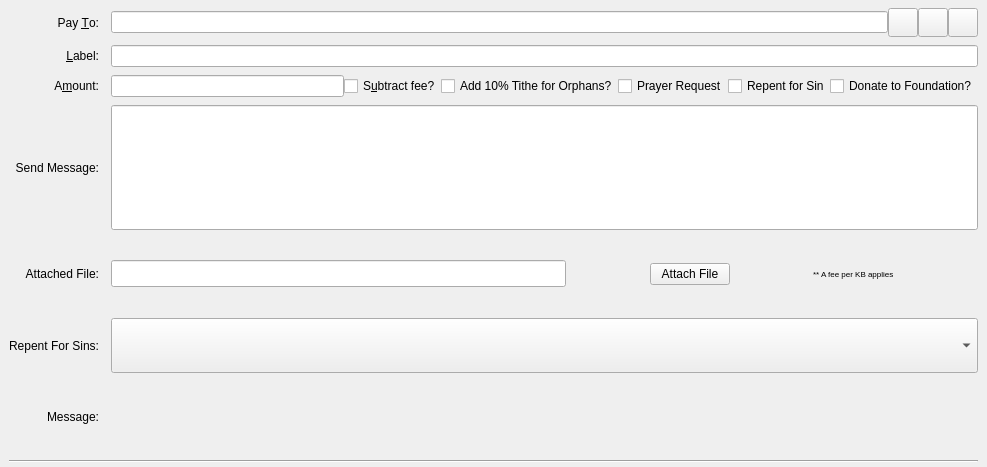
Old version of the form src/qt/forms/sendcoinsentry.ui in the repository biblepay/biblepay_legacy.
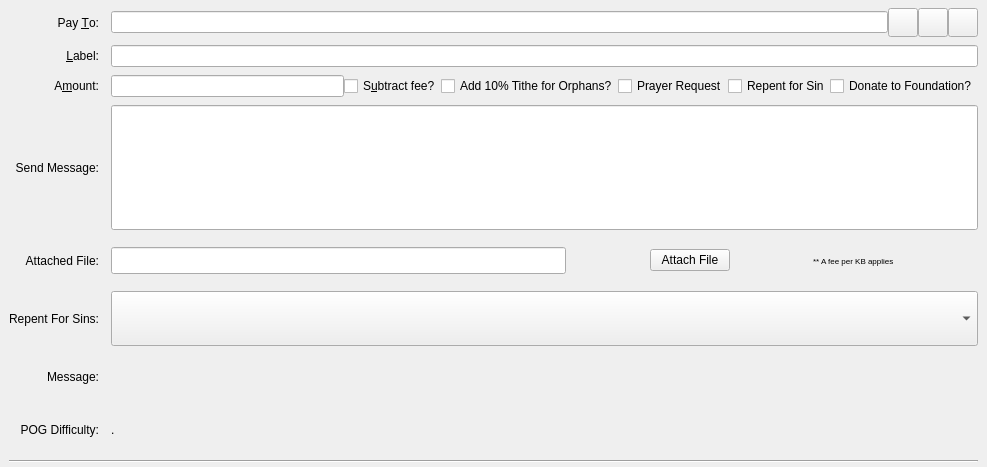
New version of the form. Custom widgets are drawn as their Qt base class.

```diff
--- a/src/qt/forms/sendcoinsentry.ui
+++ b/src/qt/forms/sendcoinsentry.ui
@@ -414,7 +414,7 @@
       </property>
      </widget>
     </item>
-    <item row="5" column="1">
+    <item row="6" column="1">
      <widget class="QLabel" name="messageTextLabel">
       <property name="toolTip">
        <string>A message that was attached to the Biblepay: URI which will be stored with the transaction for your reference. Note: This message will not be sent over the Biblepay network.</string>
@@ -424,7 +424,30 @@
       </property>
      </widget>
     </item>
-    <item row="7" column="0" colspan="2">
+    <item row="7" column="0">
+     <widget class="QLabel" name="lblPogDifficultyCaption">
+      <property name="text">
+       <string>POG Difficulty:</string>
+      </property>
+      <property name="alignment">
+       <set>Qt::AlignRight|Qt::AlignTrailing|Qt::AlignVCenter</set>
+      </property>
+     </widget>
+    </item>
+    <item row="7" column="1">
+     <widget class="QLabel" name="lblPogDifficulty">
+      <property name="toolTip">
+       <string>POG Difficulty</string>
+      </property>
+      <property name="text">
+       <string>.</string>
+      </property>
+      <property name="textFormat">
+       <enum>Qt::PlainText</enum>
+      </property>
+     </widget>
+    </item>
+    <item row="8" column="0" colspan="2">
      <widget class="Line" name="line">
       <property name="orientation">
        <enum>Qt::Horizontal</enum>
```
